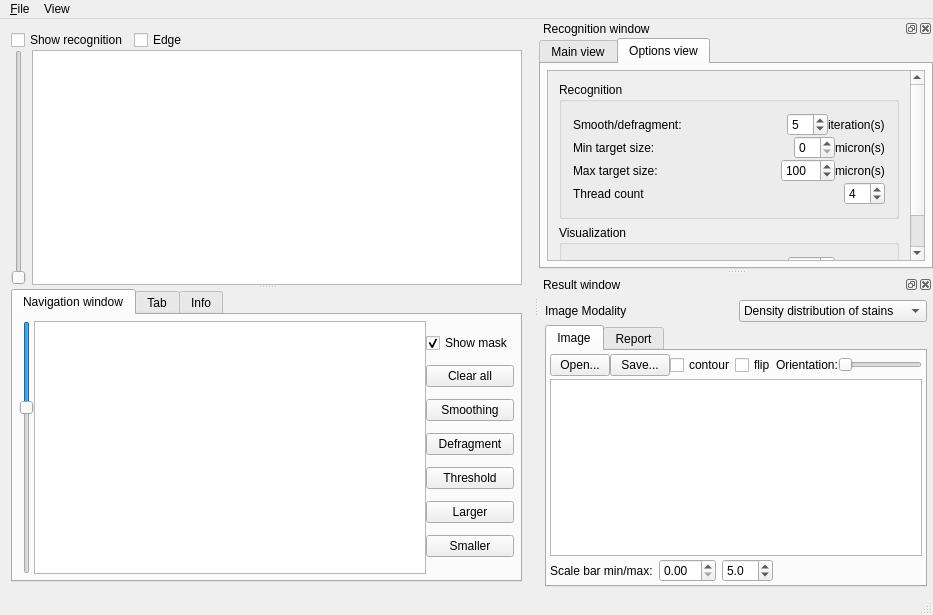
Old version of the form mainwindow.ui in the repository frankyeh/WSRecognizer.
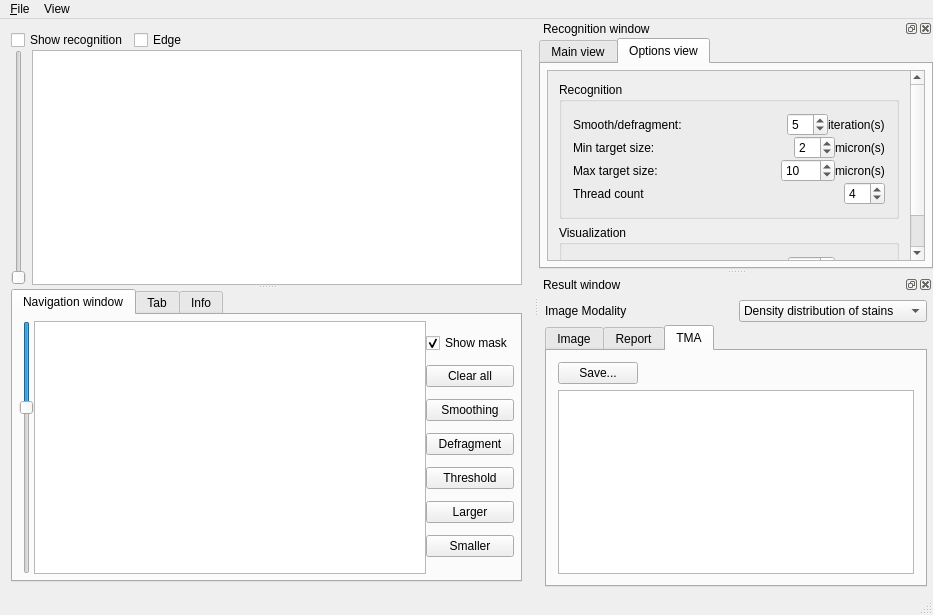
New version of the form. The open tabs and pages were chosen to show the change. Icons and pictures are not drawn. Custom widgets are drawn as their Qt base class.

Diff of the .ui file:
```diff
--- a/mainwindow.ui
+++ b/mainwindow.ui
@@ -764,6 +764,9 @@
                     <property name="singleStep">
                      <number>5</number>
                     </property>
+                    <property name="value">
+                     <number>2</number>
+                    </property>
                    </widget>
                   </item>
                   <item>
@@ -816,7 +819,7 @@
                      <number>5</number>
                     </property>
                     <property name="value">
-                     <number>100</number>
+                     <number>10</number>
                     </property>
                    </widget>
                   </item>
@@ -985,7 +988,7 @@
    <property name="minimumSize">
     <size>
      <width>312</width>
-     <height>242</height>
+     <height>284</height>
     </size>
    </property>
    <property name="windowTitle">
@@ -1045,7 +1048,7 @@
      <item>
       <widget class="QTabWidget" name="tabWidget_3">
        <property name="currentIndex">
-        <number>0</number>
+        <number>2</number>
        </property>
        <widget class="QWidget" name="tab_6">
         <attribute name="title">
@@ -1240,6 +1243,50 @@
          </item>
         </layout>
        </widget>
+       <widget class="QWidget" name="tab_8">
+        <attribute name="title">
+         <string>TMA</string>
+        </attribute>
+        <layout class="QVBoxLayout" name="verticalLayout_15">
+         <item>
+          <layout class="QHBoxLayout" name="horizontalLayout_15">
+           <property name="spacing">
+            <number>0</number>
+           </property>
+           <property name="bottomMargin">
+            <number>0</number>
+           </property>
+           <item>
+            <widget class="QPushButton" name="pushButton">
+             <property name="text">
+              <string>Save...</string>
+             </property>
+             <property name="icon">
+              <iconset resource="icons.qrc">
+               <normaloff>:/icons/icons/save.xpm</normaloff>:/icons/icons/save.xpm</iconset>
+             </property>
+            </widget>
+           </item>
+           <item>
+            <spacer name="horizontalSpacer_3">
+             <property name="orientation">
+              <enum>Qt::Horizontal</enum>
+             </property>
+             <property name="sizeHint" stdset="0">
+              <size>
+               <width>40</width>
+               <height>20</height>
+              </size>
+             </property>
+            </spacer>
+           </item>
+          </layout>
+         </item>
+         <item>
+          <widget class="QTableWidget" name="tma_table"/>
+         </item>
+        </layout>
+       </widget>
       </widget>
      </item>
     </layout>
```
Left out of the diff: 2 changed lines with no effect on the pictures.
